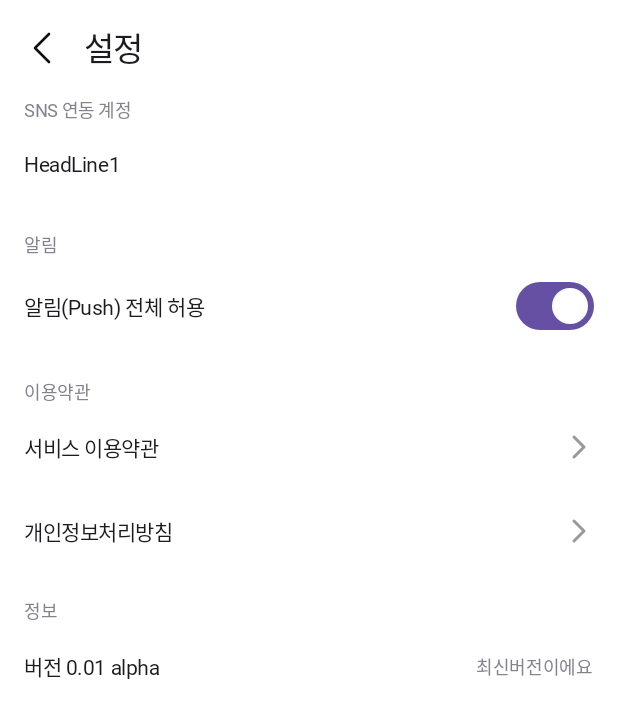
After one commit to LanPet-dev/android-app, an Android app built with Jetpack Compose: the SettingsScreen screen opened through its navigation route, on a phone screen of 412 x 824 dp. The commit adds this screen. Shown: the top 718 px of the screen. Run offline under Robolectric (Android 15) with nearby library versions, the phone set to English and light mode, and no system bars; our stand-ins replace Dagger/Hilt's generated code; Roboto replaces fonts that are not available here.

Commit message:
add settings ui & navgraph

```diff
--- a/app/build.gradle.kts
+++ b/app/build.gradle.kts
@@ -41,8 +41,6 @@ dependencies {
     coreLibraryDesugaring(libs.desugar.jdk.libs)
     implementation(libs.amplify.authenticator)
     implementation(libs.amplify.core)
-    implementation("com.amplifyframework:aws-auth-cognito:2.24.0")
-    implementation("com.amazonaws:aws-android-sdk-cognitoidentityprovider:2.72.0")
 
     // Retrofit
     implementation(libs.retrofit)
@@ -58,6 +56,7 @@ dependencies {
     implementation(projects.feature.free)
     implementation(projects.feature.myprofile)
     implementation(projects.feature.wiki)
+    implementation(projects.feature.settings)
     implementation(projects.core.designsystem)
     implementation(projects.domain.model)
 
--- a/core/navigation/build.gradle.kts
+++ b/core/navigation/build.gradle.kts
@@ -20,6 +20,7 @@ dependencies {
     implementation(projects.core.designsystem)
     implementation(projects.core.common)
     implementation(projects.feature.auth)
+    implementation(projects.feature.settings)
     implementation(projects.feature.landing)
     implementation(projects.feature.wiki)
     implementation(projects.feature.profile)
--- a/core/navigation/src/main/java/com/lanpet/core/navigation/AppNavigation.kt
+++ b/core/navigation/src/main/java/com/lanpet/core/navigation/AppNavigation.kt
@@ -30,6 +30,7 @@ import com.example.landing.navigation.landingNavGraph
 import com.lanpet.core.auth.LocalAuthViewModel
 import com.lanpet.core.common.widget.BottomNavItem
 import com.lanpet.core.common.widget.LanPetBottomNavBar
+import com.lanpet.feature.settings.navigation.settingsNavGraph
 import com.lanpet.free.navigation.FreeBoard
 import com.lanpet.free.navigation.freeNavGraph
 import com.lanpet.free.navigation.navigateToFreeBoardBaseRoute
@@ -181,8 +182,11 @@ fun AppNavigation() {
                 freeNavGraph()
                 wikiNavGraph()
             }
-
-
+            settingsNavGraph(
+                onNavigateUp = {
+                    navController.navigateUp()
+                }
+            )
         }
         AnimatedVisibility(
             visible = shouldShowBottomBar,
--- /dev/null
+++ b/feature/settings/src/main/AndroidManifest.xml
@@ -0,0 +1,4 @@
+<?xml version="1.0" encoding="utf-8"?>
+<manifest xmlns:android="http://schemas.android.com/apk/res/android">
+
+</manifest>
--- /dev/null
+++ b/feature/settings/src/main/java/com/lanpet/feature/settings/SettingsScreen.kt
@@ -0,0 +1,224 @@
+package com.lanpet.feature.settings
+
+import androidx.compose.foundation.Image
+import androidx.compose.foundation.layout.Column
+import androidx.compose.foundation.layout.Spacer
+import androidx.compose.foundation.layout.padding
+import androidx.compose.foundation.layout.size
+import androidx.compose.material3.ExperimentalMaterial3Api
+import androidx.compose.material3.ListItem
+import androidx.compose.material3.MaterialTheme
+import androidx.compose.material3.Scaffold
+import androidx.compose.material3.Surface
+import androidx.compose.material3.Switch
+import androidx.compose.material3.Text
+import androidx.compose.runtime.Composable
+import androidx.compose.ui.Modifier
+import androidx.compose.ui.graphics.ColorFilter
+import androidx.compose.ui.res.stringResource
+import androidx.compose.ui.tooling.preview.PreviewLightDark
+import androidx.compose.ui.unit.dp
+import com.lanpet.core.common.MyIconPack
+import com.lanpet.core.common.myiconpack.ArrowLeft
+import com.lanpet.core.common.myiconpack.ArrowRight
+import com.lanpet.core.common.widget.CommonIconButtonBox
+import com.lanpet.core.common.widget.LanPetTopAppBar
+import com.lanpet.core.designsystem.theme.GrayColor
+import com.lanpet.core.designsystem.theme.LanPetAppTheme
+import com.lanpet.core.designsystem.theme.customColorScheme
+import com.lanpet.core.designsystem.theme.customTypography
+
+@OptIn(ExperimentalMaterial3Api::class)
+@Composable
+fun SettingsScreen(
+    onNavigateUp: (() -> Unit)? = null,
+) {
+    Scaffold(
+        topBar = {
+            LanPetTopAppBar(
+                navigationIcon = {
+                    if (onNavigateUp != null)
+                        CommonIconButtonBox(
+                            content = {
+                                Image(
+                                    imageVector = MyIconPack.ArrowLeft,
+                                    contentDescription = "ic_arrow_left",
+                                    modifier = Modifier.size(28.dp),
+                                    colorFilter = ColorFilter.tint(MaterialTheme.customColorScheme.defaultIconColor),
+                                )
+                            },
+                            onClick = { onNavigateUp() }
+                        )
+                },
+                title = {
+                    Text(
+                        stringResource(R.string.title_appbar_settings),
+                    )
+                },
+            )
+        },
+
+        ) { paddings ->
+        Surface(
+            modifier = Modifier.padding(paddings)
+        ) {
+            Column {
+                SettingsBaseSection(
+                    sectionLabel = stringResource(R.string.sns_label_settings)
+                ) {
+                    ListItem(
+                        headlineContent = {
+                            Text(
+                                "HeadLine1",
+                                style = MaterialTheme.customTypography().body2RegularSingle
+                            )
+                        },
+                        trailingContent = {
+                        }
+                    )
+                }
+                Spacer(modifier = Modifier.padding(8.dp))
+                SettingsBaseSection(
+                    sectionLabel = stringResource(R.string.notification_label_settings)
+                ) {
+                    ListItem(
+                        headlineContent = {
+                            Text(
+                                stringResource(R.string.title_notification_option_switch_settings),
+                                style = MaterialTheme.customTypography().body2RegularSingle
+                            )
+                        },
+                        trailingContent = {
+                            Switch(
+                                checked = true,
+                                onCheckedChange = { }
+                            )
+                        }
+                    )
+                }
+                Spacer(modifier = Modifier.padding(8.dp))
+                SettingsBaseSection(
+                    sectionLabel = stringResource(R.string.tos_label_settings)
+                ) {
+                    Column {
+                        ListItem(
+                            headlineContent = {
+                                Text(
+                                    "서비스 이용약관",
+                                    style = MaterialTheme.customTypography().body2RegularSingle
+                                )
+                            },
+                            trailingContent = {
+                                Image(
+                                    imageVector = MyIconPack.ArrowRight,
+                                    contentDescription = "ic_arrow_right",
+                                )
+                            }
+                        )
+                        ListItem(
+                            headlineContent = {
+                                Text(
+                                    "개인정보처리방침",
+                                    style = MaterialTheme.customTypography().body2RegularSingle
+                                )
+                            },
+                            trailingContent = {
+                                Image(
+                                    imageVector = MyIconPack.ArrowRight,
+                                    contentDescription = "ic_arrow_right",
+                                )
+                            }
+                        )
+
+                    }
+                }
+                Spacer(modifier = Modifier.padding(8.dp))
+                SettingsBaseSection(
+                    sectionLabel = stringResource(R.string.information_label_settings)
+                ) {
+                    ListItem(
+                        headlineContent = {
+                            Text(
+                                "버전 0.01 alpha",
+                                style = MaterialTheme.customTypography().body2RegularSingle
+                            )
+                        },
+                        trailingContent = {
+                            Text(
+                                "최신버전이에요",
+                                style = MaterialTheme.customTypography().body3SemiBoldSingle.copy(
+                                    color = GrayColor.Gray400
+                                )
+                            )
+                        }
+                    )
+                }
+            }
+        }
+
+    }
+}
+
+@Composable
+fun SettingsBaseSection(sectionLabel: String, contents: @Composable () -> Unit) {
+    Column {
+        Text(
+            sectionLabel,
+            style = MaterialTheme.customTypography().body3SemiBoldSingle.copy(color = GrayColor.Gray400),
+            modifier = Modifier.padding(horizontal = 16.dp)
+        )
+        contents()
+    }
+}
+
+@Composable
+@PreviewLightDark
+fun SettingsBaseSectionPreview() {
+    LanPetAppTheme {
+        SettingsBaseSection("Section Label") {
+            Column {
+                ListItem(
+                    headlineContent = {
+                        Text("HeadLine1")
+                    },
+                    trailingContent = {
+                        Image(
+                            imageVector = MyIconPack.ArrowRight,
+                            contentDescription = "ic_arrow_right",
+                        )
+                    }
+                )
+                ListItem(
+                    headlineContent = {
+                        Text("HeadLine2")
+                    },
+                    trailingContent = {
+                        Image(
+                            imageVector = MyIconPack.ArrowRight,
+                            contentDescription = "ic_arrow_right",
+                        )
+                    }
+                )
+                ListItem(
+                    headlineContent = {
+                        Text("HeadLine3")
+                    },
+                    trailingContent = {
+                        Image(
+                            imageVector = MyIconPack.ArrowRight,
+                            contentDescription = "ic_arrow_right",
+                        )
+                    }
+                )
+            }
+        }
+    }
+}
+
+@Composable
+@PreviewLightDark
+fun SettingsScreenPreview() {
+    LanPetAppTheme {
+        SettingsScreen()
+    }
+}
--- /dev/null
+++ b/feature/settings/src/main/java/com/lanpet/feature/settings/navigation/SettingsNavGraph.kt
@@ -0,0 +1,29 @@
+package com.lanpet.feature.settings.navigation
+
+import androidx.navigation.NavController
+import androidx.navigation.NavGraphBuilder
+import androidx.navigation.compose.composable
+import com.lanpet.feature.settings.SettingsScreen
+import kotlinx.serialization.Serializable
+
+fun NavGraphBuilder.settingsNavGraph(
+    onNavigateUp: () -> Unit
+) {
+    composable<Settings> {
+        SettingsScreen(
+            onNavigateUp = onNavigateUp
+        )
+    }
+}
+
+fun NavController.navigateToSettings() {
+    navigate(
+        Settings,
+    ) {
+        launchSingleTop = true
+    }
+}
+
+
+@Serializable
+data object Settings
--- /dev/null
+++ b/feature/settings/src/main/res/values/strings.xml
@@ -0,0 +1,9 @@
+<?xml version="1.0" encoding="utf-8"?>
+<resources>
+    <string name="title_appbar_settings">설정</string>
+    <string name="notification_label_settings">알림</string>
+    <string name="tos_label_settings">이용약관</string>
+    <string name="information_label_settings">정보</string>
+    <string name="sns_label_settings">SNS 연동 계정</string>
+    <string name="title_notification_option_switch_settings">알림(Push) 전체 허용</string>
+</resources>
--- a/settings.gradle.kts
+++ b/settings.gradle.kts
@@ -30,6 +30,7 @@ include(":feature:profile")
 include(":feature:myprofile")
 include(":feature:free")
 include(":feature:wiki")
+include(":feature:settings")
 
 // data
 include(":data:repository")
```
Also changed, not shown: core/common/src/main/java/com/lanpet/core/common/widget/LanPetBottomNavBar.kt (+4 -4 lines), core/designsystem/src/main/java/com/lanpet/core/designsystem/theme/Type.kt (+16 -0 lines), feature/settings/build.gradle.kts (added, +32 -0 lines), 5 other files.
